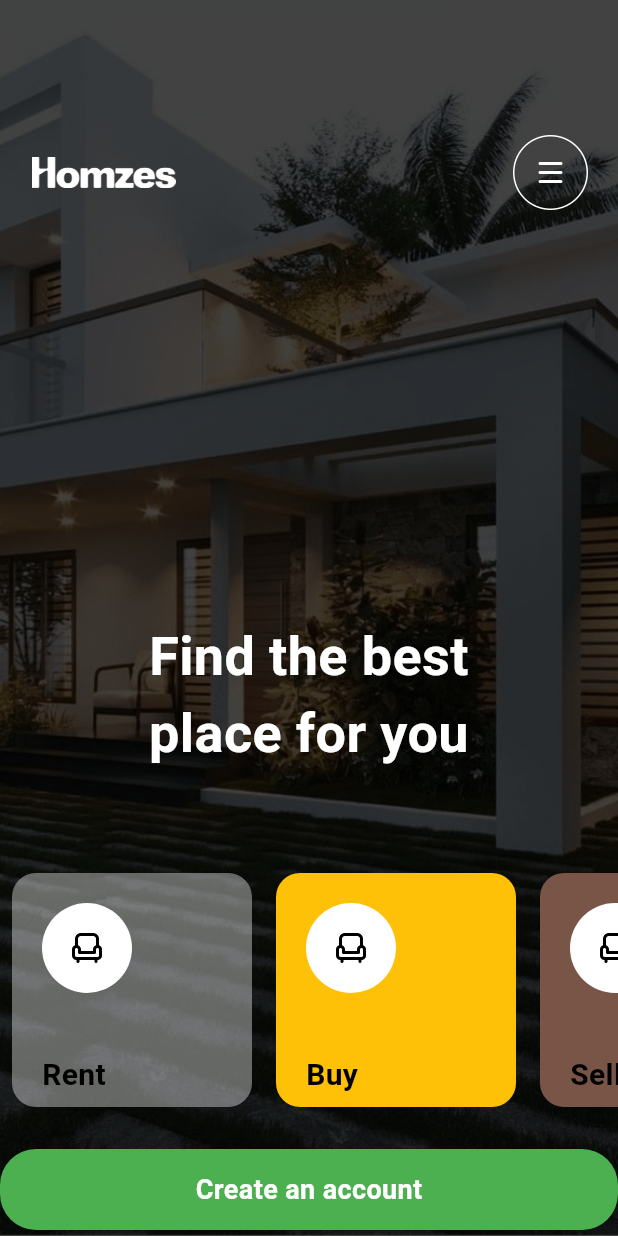
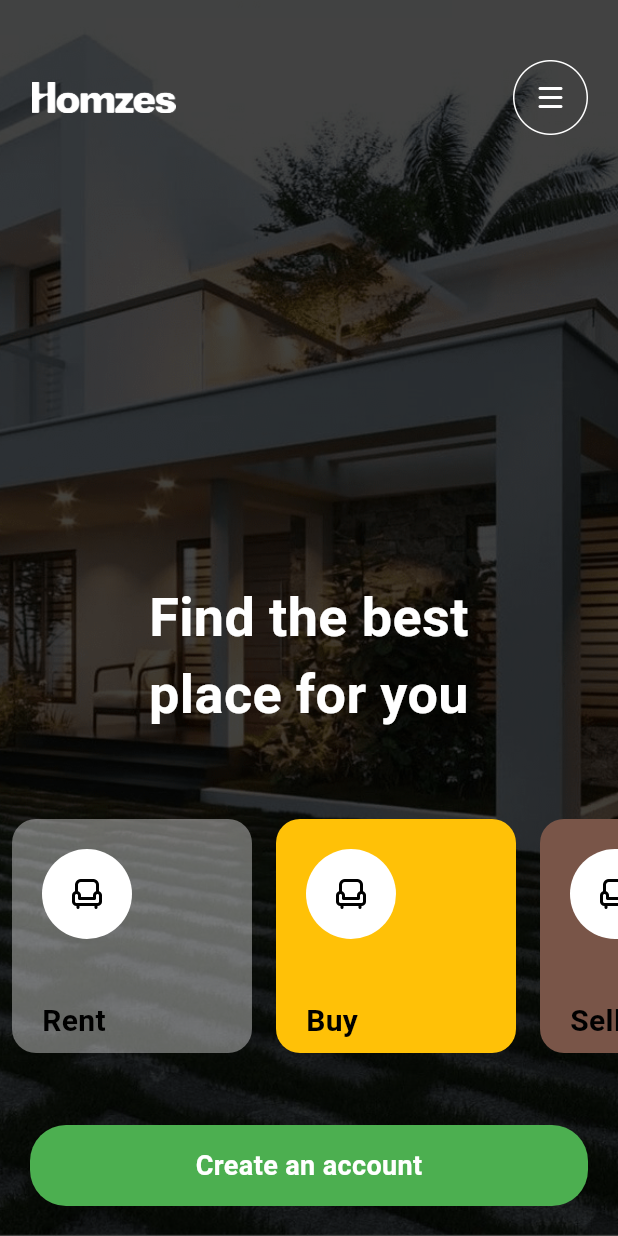
Before and after one commit to GihanDhananjaya/homez, a Flutter app: the screen it shows after launch, on a phone screen of 412 x 824 dp. Run offline on Flutter 3.47's test engine with Material 3 defaults, Android fonts, the phone set to English and light mode, and no system bars; our stand-ins replace cloud_firestore, equatable, file_picker, firebase_core, firebase_storage, flutter_bloc; accounts and stored records are empty.

Commit message:
completed project

```diff
--- a/lib/views/welcome/homzes_welcome_view.dart
+++ b/lib/views/welcome/homzes_welcome_view.dart
@@ -34,6 +34,7 @@ class _HomzesWelcomeViewState extends State<HomzesWelcomeView> {
         child: BlocListener<PropertyBloc, PropertyState>(
             listener: (_, state) {},
             child: Stack(
+              fit: StackFit.expand,
               children: [
                 ColorFiltered(
                   colorFilter: ColorFilter.mode(
@@ -45,10 +46,15 @@ class _HomzesWelcomeViewState extends State<HomzesWelcomeView> {
                       height:double.infinity,
                       width: double.infinity),
                 ),
-                Positioned(
-                  top: 90 ,
-                  left: 20,
-                  right: 20,
+
+                 Align(
+                 alignment: Alignment.topCenter,
+                  child: Column(
+                    mainAxisAlignment: MainAxisAlignment.start,
+                    crossAxisAlignment: CrossAxisAlignment.start,
+                    children: [
+                      Padding(
+                        padding:  EdgeInsets.symmetric(horizontal: 20.0,vertical: 40),
                         child: Row(
                           mainAxisAlignment: MainAxisAlignment.spaceBetween,
                           children: [
@@ -59,14 +65,7 @@ class _HomzesWelcomeViewState extends State<HomzesWelcomeView> {
                           ],
                         ),
                       ),
-                 Positioned(
-                  top: (MediaQuery.of(context).size.height / 2) ,
-                  left: 0,
-                  right: 0,
-                  child: Column(
-                    mainAxisAlignment: MainAxisAlignment.center,
-                    crossAxisAlignment: CrossAxisAlignment.center,
-                    children: [
+                      Spacer(),
                       Padding(
                         padding:  EdgeInsets.symmetric(horizontal: 70.0),
                         child: Text("Find the best place for you",
@@ -78,7 +77,7 @@ class _HomzesWelcomeViewState extends State<HomzesWelcomeView> {
                         ),),
                       ),
 
-                      SizedBox(height: 60,),
+                      SizedBox(height: 50,),
                       SizedBox(
                         height: 172,
                         child: ListView.builder(
@@ -94,13 +93,16 @@ class _HomzesWelcomeViewState extends State<HomzesWelcomeView> {
                           },
                         ),
                       ),
+
                      SizedBox(height: 20,),
-
-                      AppButton(buttonText: 'Create an account', onTapButton: (){
+                      Padding(
+                        padding: EdgeInsets.symmetric(horizontal: 20.0,vertical: 20),
+                        child: AppButton(buttonText: 'Create an account', onTapButton: (){
                           Navigator.of(context).push(
                             MaterialPageRoute(builder: (context) =>  Catalog1View()),
                           );
-                      },)
+                        },),
+                      )
 
 
                     ]
```
Lines whose indentation alone changed are shown as unchanged.
